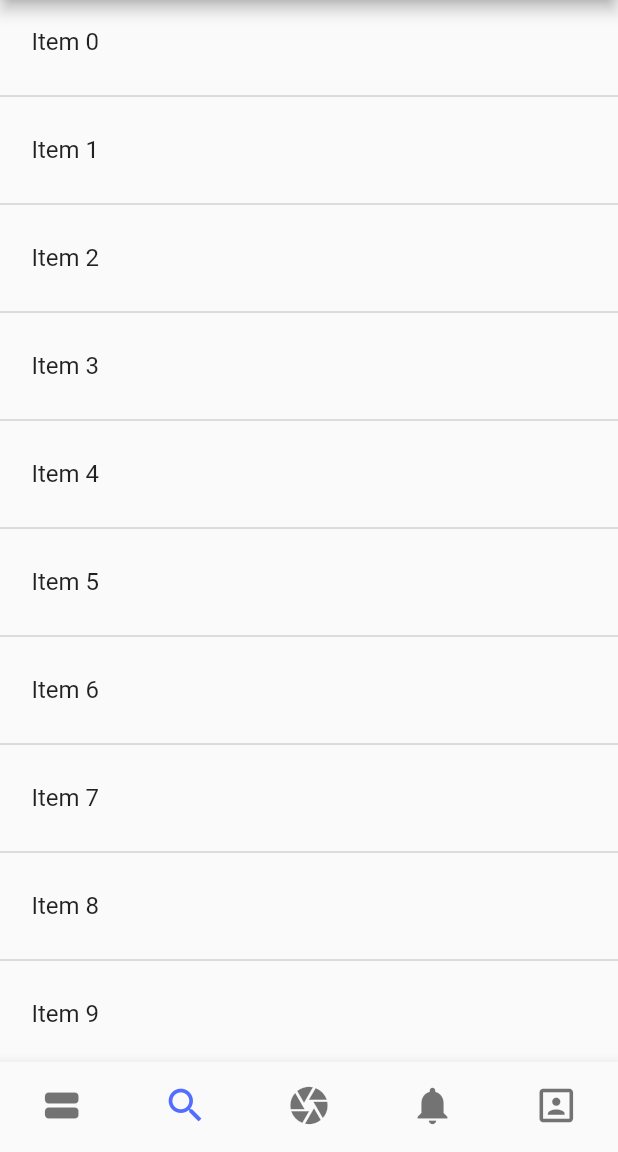
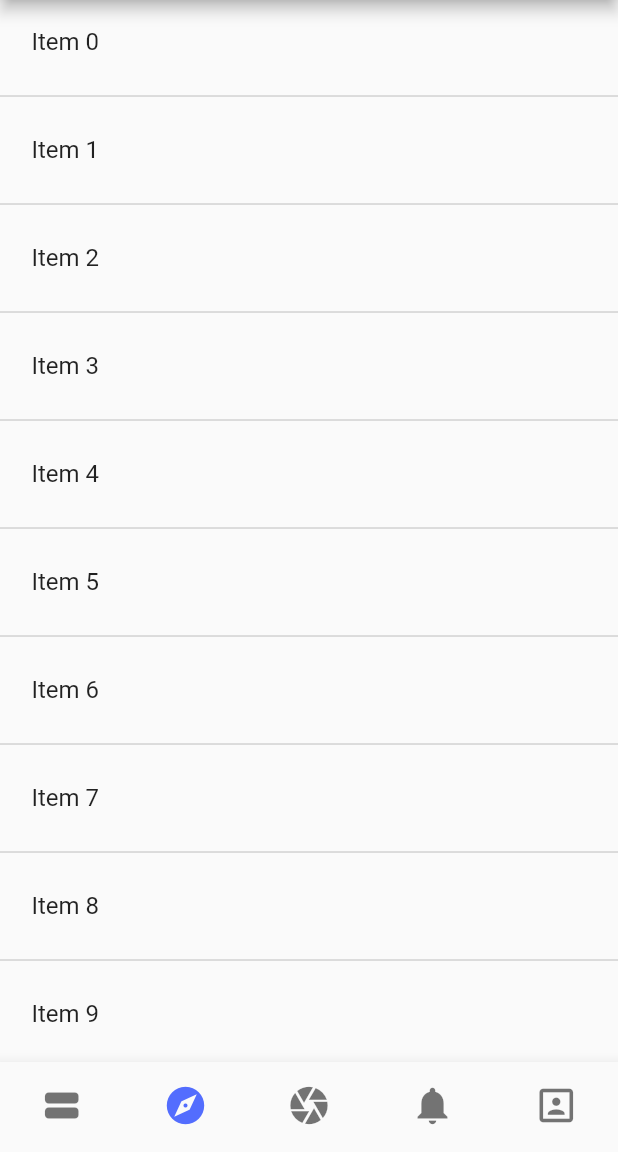
Before and after one commit to philalem/tutorial_app, a Flutter app: the screen it shows once a user with an empty profile is signed in, on a phone screen of 412 x 824 dp, the part 84-1236 px from its top. Run offline on Flutter 3.47's test engine with Material 2 defaults, Android fonts, the phone set to English and light mode, and no system bars; our stand-ins replace camera, cloud_firestore, firebase_auth, firebase_storage, google_fonts, image_picker and 1 more; accounts and stored records are empty; Roboto replaces fonts that are missing (Satisfy).

Commit message:
changed the explore icon

```diff
--- a/lib/home.dart
+++ b/lib/home.dart
@@ -124,7 +124,7 @@ class _HomeState extends State<Home> {
             title: Text('Feed'),
           ),
           BottomNavigationBarItem(
-            icon: Icon(Icons.search),
+            icon: Icon(Icons.explore),
             title: Text('Explore'),
           ),
           BottomNavigationBarItem(
```
